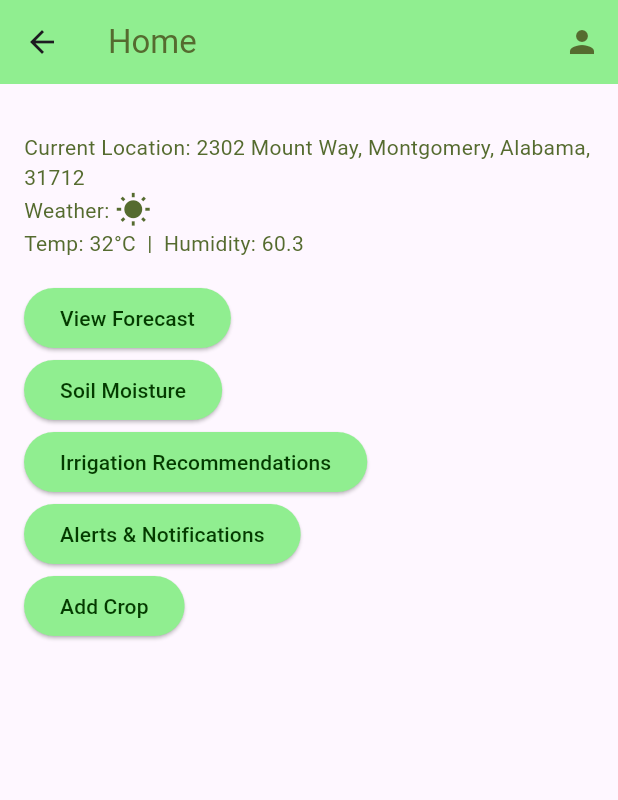
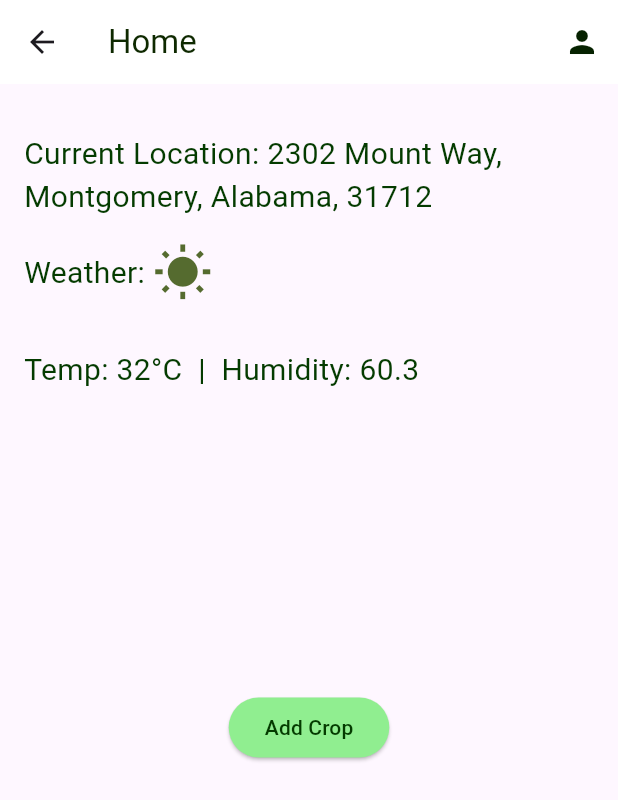
Before and after one commit to Poagesh/bomicare, a Flutter app: the HomePage screen opened directly, on a phone screen of 412 x 824 dp. Shown: the top 800 px of the screen. Run offline on Flutter 3.47's test engine with Material 3 defaults, Android fonts, the phone set to English and light mode, and no system bars; our stand-ins replace google_nav_bar, image_picker.

Commit message:
Changed the Font Size in the main pages

```diff
--- a/lib/pages/Home_page.dart
+++ b/lib/pages/Home_page.dart
@@ -7,12 +7,12 @@ class HomePage extends StatelessWidget {
   Widget build(BuildContext context) {
     return Scaffold(
       appBar: AppBar(
-        title: Text('Home', style: TextStyle(color: Color(0xFF556B2F))),
-        backgroundColor: Color(0xFF90EE90),
+        title: Text('Home', style: TextStyle(color: Color.fromARGB(255, 14, 41, 0))),
+        backgroundColor: Colors.white,
         actions: [
           IconButton(
             icon: Icon(Icons.person),
-            color: Color(0xFF556B2F),
+            color: Color.fromARGB(255, 6, 34, 0),
             onPressed: () {
               Navigator.push(
                 context,
@@ -28,28 +28,30 @@ class HomePage extends StatelessWidget {
           crossAxisAlignment: CrossAxisAlignment.start,
           children: [
             SizedBox(height: 16),
-            Text('Current Location: 2302 Mount Way, Montgomery, Alabama, 31712', style: TextStyle(color: Color(0xFF556B2F))),
+            Text('Current Location: 2302 Mount Way, Montgomery, Alabama, 31712', style: TextStyle(fontSize: 20)),
+            SizedBox(height: 16),
             Row(
               children: [
-                Text('Weather: ', style: TextStyle(color: Color(0xFF556B2F))),
-                Icon(Icons.wb_sunny, color: Color(0xFF556B2F)),
+                Text('Weather: ', style: TextStyle(fontSize: 20)),
+                SizedBox(height: 40),
+                Icon(Icons.wb_sunny, color: Color(0xFF556B2F), size: 40,),
               ],
             ),
-            Text('Temp: 32°C  |  Humidity: 60.3', style: TextStyle(color: Color(0xFF556B2F))),
-            SizedBox(height: 16),
-            ElevatedButton(onPressed: () {}, child: Text('View Forecast')),
-            ElevatedButton(onPressed: () {}, child: Text('Soil Moisture')),
-            ElevatedButton(onPressed: () {}, child: Text('Irrigation Recommendations')),
-            ElevatedButton(onPressed: () {}, child: Text('Alerts & Notifications')),
-            ElevatedButton(
-              onPressed: () {
-                Navigator.push(
+            SizedBox(height: 30),
+            Text('Temp: 32°C  |  Humidity: 60.3', style: TextStyle(fontSize: 20)),
+            SizedBox(height: 200),
+
+            Center(
+                  child: ElevatedButton(
+                  onPressed: () {
+                  Navigator.push(
                   context,
                   MaterialPageRoute(builder: (context) => AddCropPage()), // Navigate to AddCropPage
-                );
-              },
+                    );
+                  },
               child: Text('Add Crop'),
-            ),
+              ),
+              )
           ],
         ),
       ),
```
Also changed, not shown: lib/pages/Alert_page.dart (+8 -5 lines), lib/pages/Moisture_page.dart (+23 -6 lines), lib/pages/Recommendation_page.dart (+24 -7 lines), lib/pages/Weather_page.dart (+16 -5 lines), 1 other file.
